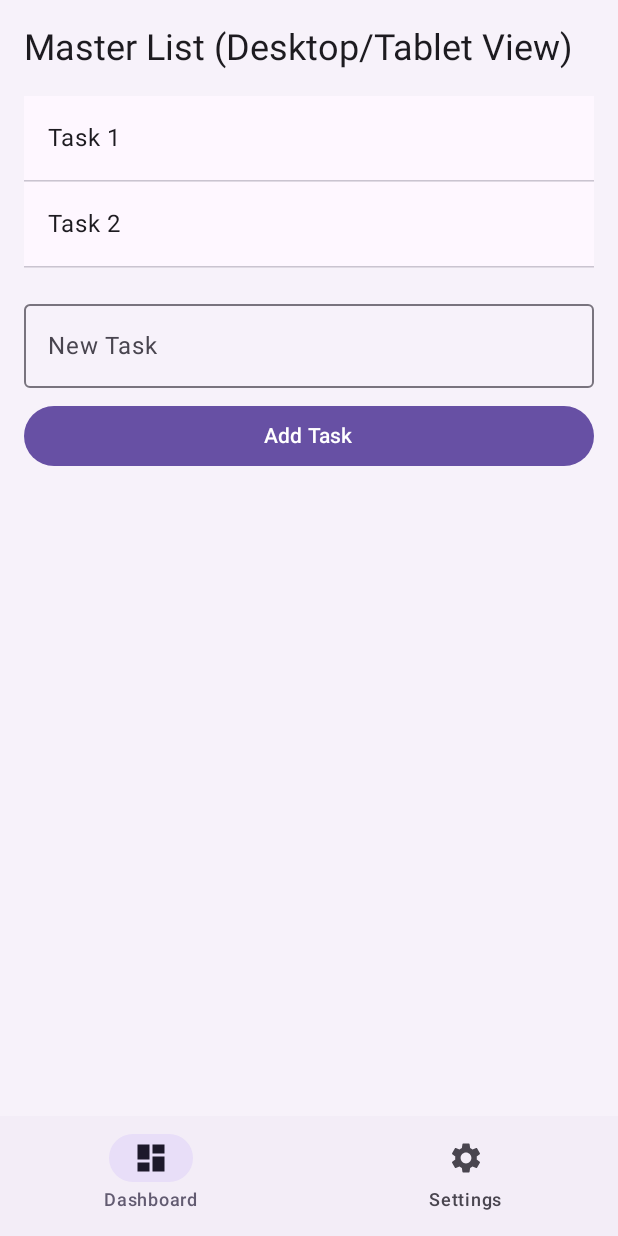
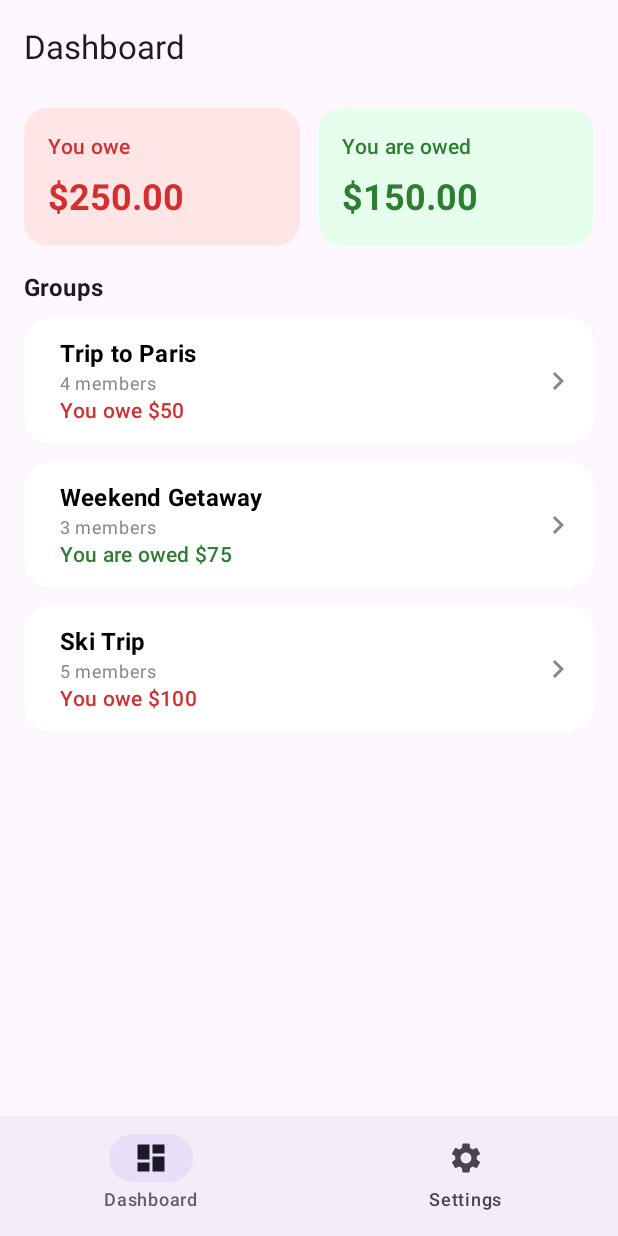
Before and after one commit to cloner93/ExpenseShare, an Android app built with Jetpack Compose: the screen it shows after launch (MainActivity), on a phone screen of 412 x 824 dp. Run offline under Robolectric (Android 15) with nearby library versions, the phone set to English and light mode, and no system bars; our stand-ins replace navigation suite.

Commit message:
Refactor: Integrate group and expense details into DashboardScreen
This commit refactors the `DashboardScreen` to integrate concrete UI models and components for displaying group and expense details, replacing the previous placeholder implementation.

**Key Changes:**

*   **`DashboardScreen.kt`:**
    *   The `detailPane` of the `ListDetailPaneScaffold` now renders a `GroupDetailScreen` instead of the placeholder `GroupDetail` composable.
    *   The placeholder `DashboardList` has been replaced with the `Dashboard` composable, which displays balances and a list of groups.
    *   Introduced `GroupUiModel` and `ExpenseItem` with sample data to populate the new UI components.
    *   Removed the now-unused `DashboardList` and `GroupDetail` composables.

```diff
--- a/composeApp/src/commonMain/kotlin/org/milad/expense_share/dashboard/DashboardScreen.kt
+++ b/composeApp/src/commonMain/kotlin/org/milad/expense_share/dashboard/DashboardScreen.kt
@@ -1,28 +1,21 @@
 package org.milad.expense_share.dashboard
 
 import androidx.compose.foundation.clickable
-import androidx.compose.foundation.interaction.MutableInteractionSource
-import androidx.compose.foundation.layout.Box
-import androidx.compose.foundation.layout.Column
-import androidx.compose.foundation.layout.Row
 import androidx.compose.foundation.layout.Spacer
-import androidx.compose.foundation.layout.fillMaxHeight
-import androidx.compose.foundation.layout.fillMaxSize
 import androidx.compose.foundation.layout.fillMaxWidth
 import androidx.compose.foundation.layout.height
-import androidx.compose.foundation.layout.padding
 import androidx.compose.foundation.lazy.LazyColumn
 import androidx.compose.foundation.lazy.items
+import androidx.compose.material.icons.Icons
+import androidx.compose.material.icons.filled.Hotel
+import androidx.compose.material.icons.filled.Museum
+import androidx.compose.material.icons.filled.Restaurant
 import androidx.compose.material3.Button
 import androidx.compose.material3.DividerDefaults
 import androidx.compose.material3.HorizontalDivider
 import androidx.compose.material3.ListItem
-import androidx.compose.material3.LocalMinimumInteractiveComponentSize
-import androidx.compose.material3.MaterialTheme
 import androidx.compose.material3.OutlinedTextField
-import androidx.compose.material3.Surface
 import androidx.compose.material3.Text
-import androidx.compose.material3.VerticalDragHandle
 import androidx.compose.material3.adaptive.ExperimentalMaterial3AdaptiveApi
 import androidx.compose.material3.adaptive.layout.ListDetailPaneScaffold
 import androidx.compose.material3.adaptive.layout.ListDetailPaneScaffoldRole
@@ -37,6 +30,10 @@ import androidx.compose.runtime.rememberCoroutineScope
 import androidx.compose.runtime.setValue
 import androidx.compose.ui.Modifier
 import androidx.compose.ui.unit.dp
+import org.milad.expense_share.dashboard.groups.GroupDetailScreen
+import org.milad.expense_share.dashboard.groups.GroupTab
+import org.milad.expense_share.dashboard.model.ExpenseItem
+import org.milad.expense_share.dashboard.model.GroupUiModel
 import org.milad.expense_share.ui.AppScreenSize
 
 @OptIn(ExperimentalMaterial3AdaptiveApi::class)
@@ -46,7 +43,6 @@ fun DashboardScreen(
     taskList: List<String>,
     onAddTask: (String) -> Unit,
 ) {
-
     val navigator = rememberListDetailPaneScaffoldNavigator<Nothing>()
     val scope = rememberCoroutineScope()
     val isListAndDetailVisible =
@@ -55,99 +51,64 @@ fun DashboardScreen(
 
     var selectedTask by remember { mutableStateOf<String?>(taskList.firstOrNull()) }
 
+    val groups = listOf(
+        GroupUiModel("Trip to Paris", 4, "You owe $50", false),
+        GroupUiModel("Weekend Getaway", 3, "You are owed $75", true),
+        GroupUiModel("Ski Trip", 5, "You owe $100", false)
+    )
+    val sampleExpenses = listOf(
+        ExpenseItem(
+            "Dinner at Le Jules Verne",
+            "You paid",
+            "€150.00",
+            Icons.Default.Restaurant,
+            "Today"
+        ),
+        ExpenseItem("Louvre Museum tickets", "You paid", "€50.00", Icons.Default.Museum, "Today"),
+        ExpenseItem("Hotel Booking", "You paid", "€300.00", Icons.Default.Hotel, "Yesterday")
+    )
+
     ListDetailPaneScaffold(
         directive = navigator.scaffoldDirective,
         value = navigator.scaffoldValue,
         listPane = {
-            DashboardList(
-                appScreenSize = appScreenSize,
-                taskList = taskList,
-                selectedTask = { selectedTask = it },
-                onAddTask = onAddTask
-            )
+            Dashboard(
+                totalOwe = 250.0,
+                totalOwed = 150.0,
+                groups = groups
+            ) {}
         },
         detailPane = {
-            GroupDetail(
-                task = selectedTask
+            GroupDetailScreen(
+                onBackClick = {},
+                onAddExpenseClick = {},
+                expenses = sampleExpenses,
+                onTabSelected = {},
+                selectedTab = GroupTab.Expenses
             )
         },
 //        modifier = TODO(),
 //        extraPane = TODO(),
-        paneExpansionDragHandle = { state ->
-            val interactionSource =
-                remember { MutableInteractionSource() }
-            VerticalDragHandle(
-                modifier =
-                    Modifier.paneExpansionDraggable(
-                        state,
-                        LocalMinimumInteractiveComponentSize.current,
-                        interactionSource
-                    ), interactionSource = interactionSource
-            )
-        },
+//        paneExpansionDragHandle = { state ->
+//            val interactionSource =
+//                remember { MutableInteractionSource() }
+//            VerticalDragHandle(
+//                modifier =
+//                    Modifier.paneExpansionDraggable(
+//                        state,
+//                        LocalMinimumInteractiveComponentSize.current,
+//                        interactionSource
+//                    ), interactionSource = interactionSource
+//            )
+//        },
         paneExpansionState = rememberPaneExpansionState(navigator.scaffoldValue)
     )
 }
 
 @Composable
-fun DashboardList(
-    appScreenSize: AppScreenSize,
-    taskList: List<String>,
-    selectedTask: (String) -> Unit,
-    onAddTask: (String) -> Unit,
-) {
-
-    Row(modifier = Modifier.fillMaxSize()) {
-        Surface(
-            modifier = Modifier
-                .weight(0.3f)
-                .fillMaxHeight(),
-            color = MaterialTheme.colorScheme.surfaceContainerLow
-        ) {
-            Column(modifier = Modifier.padding(16.dp)) {
-                Text(
-                    "Master List (Desktop/Tablet View)",
-                    style = MaterialTheme.typography.headlineSmall
-                )
-                Spacer(Modifier.height(16.dp))
-                TaskList(
-                    taskList = taskList,
-                    onTaskSelected = { selectedTask(it) }
-                )
-                Spacer(Modifier.height(16.dp))
-                AddTaskSection(onAddTask)
-            }
-        }
-    }
-}
-
-@Composable
-fun GroupDetail(task: String?) {
-    Box(
-        modifier = Modifier
-            .fillMaxSize()
-            .padding(24.dp)
-    ) {
-        if (task != null) {
-            Column {
-                Text("Task Detail", style = MaterialTheme.typography.titleLarge)
-                Spacer(Modifier.height(8.dp))
-                Text(task, style = MaterialTheme.typography.bodyLarge)
-                Text(
-                    "This is the detail content for the selected item. The complexity of this pane scales with the screen size.",
-                    style = MaterialTheme.typography.bodyMedium
-                )
-            }
-        } else {
-            Text("Select a task from the list.", style = MaterialTheme.typography.bodyLarge)
-        }
-    }
-}
-
-@Composable
 fun TaskList(
     taskList: List<String>,
-    onTaskSelected: (String) -> Unit = {}
+    onTaskSelected: (String) -> Unit = {},
 ) {
     LazyColumn(modifier = Modifier.Companion.fillMaxWidth()) {
         items(taskList) { task ->
```
